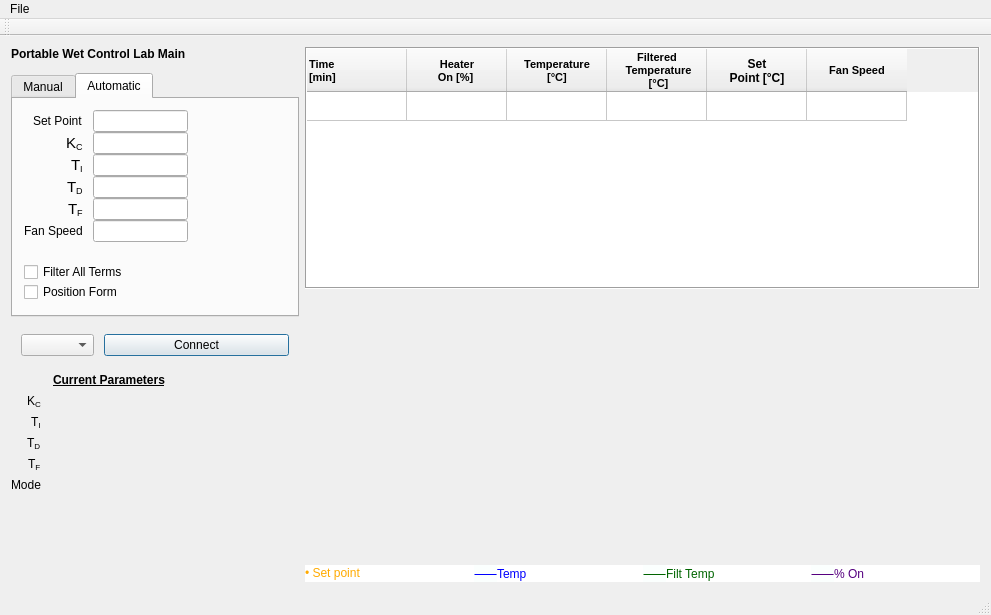
Above: mainwindow.ui from AnthonyA28/Qt-PWCL-main before the change. Below: the same form after it.
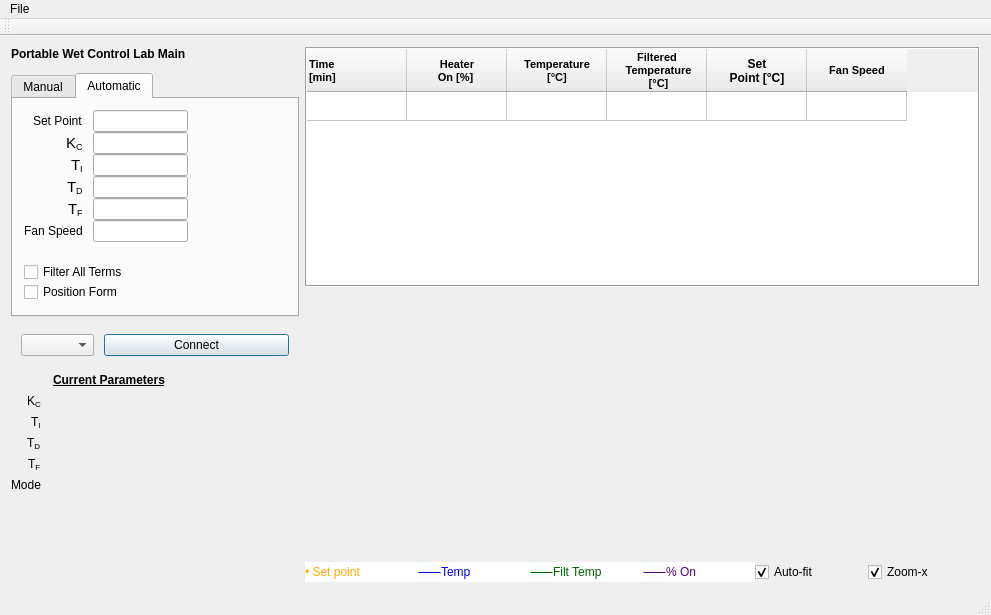
That is the form after the change. Icons and pictures are not drawn. Custom widgets are drawn as their Qt base class.

Commit message: added option to zoom into plot

Diff of the .ui file:
```diff
--- a/mainwindow.ui
+++ b/mainwindow.ui
@@ -1098,6 +1098,26 @@
             </property>
            </widget>
           </item>
+          <item>
+           <widget class="QCheckBox" name="auto_fit_CheckBox">
+            <property name="text">
+             <string>Auto-fit</string>
+            </property>
+            <property name="checked">
+             <bool>true</bool>
+            </property>
+           </widget>
+          </item>
+          <item>
+           <widget class="QCheckBox" name="zoom_xaxis_checkBox">
+            <property name="text">
+             <string>Zoom-x</string>
+            </property>
+            <property name="checked">
+             <bool>true</bool>
+            </property>
+           </widget>
+          </item>
          </layout>
         </item>
        </layout>
```
The commit also changes 2 other files.
